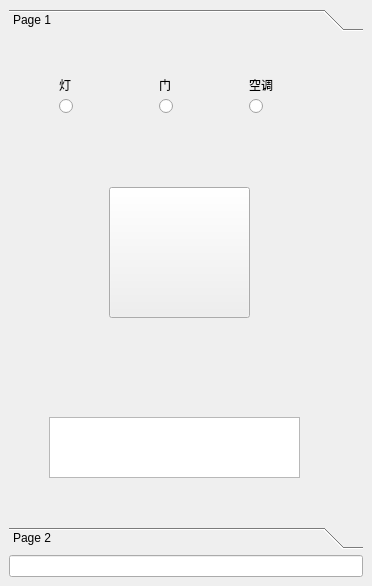
The window that gui/mainWindow.ui (anyua/Cognitive-Services-Summer-Project) describes before a commit, drawn with Qt 5.
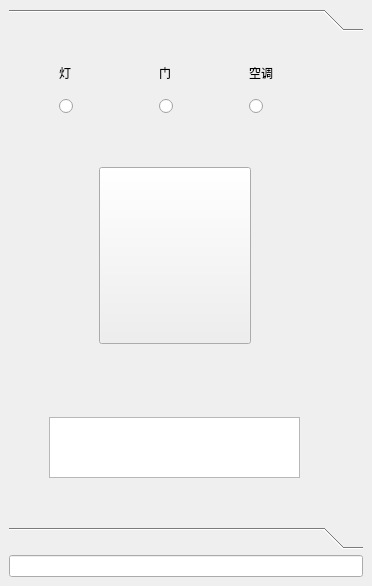
The same window after the commit.

```diff
--- a/gui/mainWindow.ui
+++ b/gui/mainWindow.ui
@@ -33,15 +33,15 @@
         </rect>
        </property>
        <attribute name="label">
-        <string>Page 1</string>
+        <string/>
        </attribute>
        <widget class="QPushButton" name="cortana">
         <property name="geometry">
          <rect>
-          <x>100</x>
-          <y>150</y>
-          <width>141</width>
-          <height>131</height>
+          <x>90</x>
+          <y>130</y>
+          <width>152</width>
+          <height>177</height>
          </rect>
         </property>
         <property name="text">
@@ -49,8 +49,8 @@
         </property>
         <property name="iconSize">
          <size>
-          <width>128</width>
-          <height>128</height>
+          <width>152</width>
+          <height>177</height>
          </size>
         </property>
        </widget>
@@ -75,9 +75,9 @@
         <property name="geometry">
          <rect>
           <x>50</x>
-          <y>40</y>
-          <width>16</width>
-          <height>16</height>
+          <y>15</y>
+          <width>41</width>
+          <height>41</height>
          </rect>
         </property>
         <property name="text">
@@ -127,9 +127,9 @@
         <property name="geometry">
          <rect>
           <x>150</x>
-          <y>40</y>
-          <width>16</width>
-          <height>16</height>
+          <y>15</y>
+          <width>41</width>
+          <height>41</height>
          </rect>
         </property>
         <property name="text">
@@ -140,9 +140,9 @@
         <property name="geometry">
          <rect>
           <x>240</x>
-          <y>40</y>
-          <width>24</width>
-          <height>16</height>
+          <y>15</y>
+          <width>41</width>
+          <height>41</height>
          </rect>
         </property>
         <property name="text">
@@ -150,7 +150,7 @@
         </property>
        </widget>
       </widget>
-      <widget class="QWidget" name="page_2">
+      <widget class="QWidget" name="">
        <property name="geometry">
         <rect>
          <x>0</x>
@@ -160,7 +160,7 @@
         </rect>
        </property>
        <attribute name="label">
-        <string>Page 2</string>
+        <string/>
        </attribute>
        <widget class="QTextBrowser" name="webBrowser">
         <property name="geometry">
```
Left out of the diff: 14 changed lines with no effect on the pictures.
